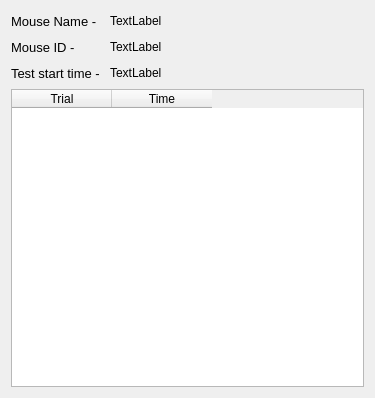
Above: Python/gui/testwin.ui from yagarwal123/autonomouse before the change. Below: the same form after it.
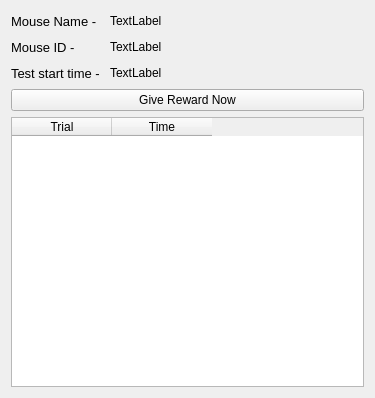
That is the form after the change.

Commit message: give reward now

```diff
--- a/Python/gui/testwin.ui
+++ b/Python/gui/testwin.ui
@@ -111,6 +111,13 @@
     </spacer>
    </item>
    <item row="3" column="0" colspan="3">
+    <widget class="QPushButton" name="rewardButton">
+     <property name="text">
+      <string>Give Reward Now</string>
+     </property>
+    </widget>
+   </item>
+   <item row="4" column="0" colspan="3">
     <widget class="QTableWidget" name="tableWidget">
      <column>
       <property name="text">
```
The commit also changes 5 other files.
